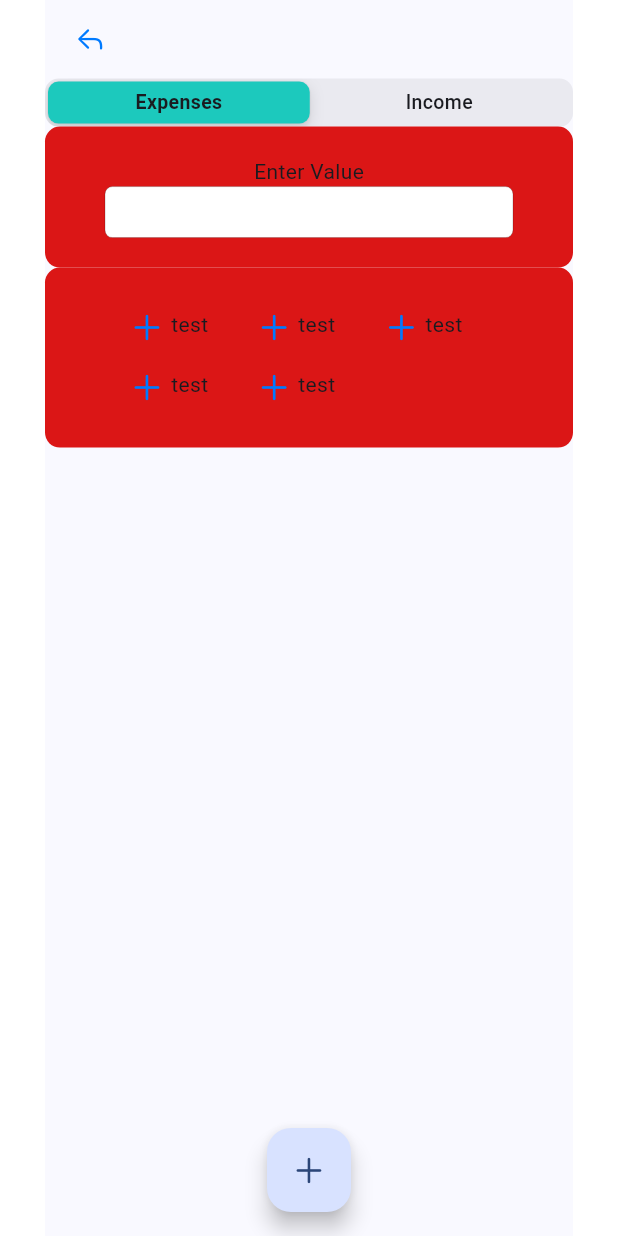
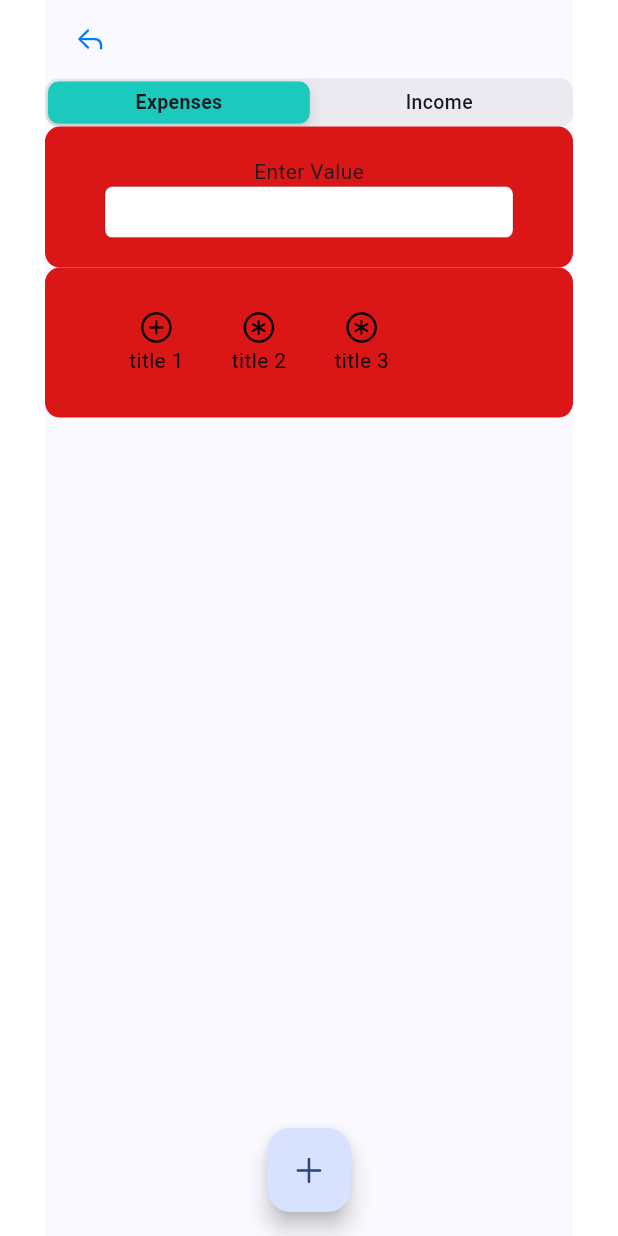
Before and after one commit to aliakseyNiaklesa/wallet, a Flutter app: the Add screen opened by its route, on a phone screen of 412 x 824 dp. Run offline on Flutter 3.47's test engine with Material 3 defaults, Android fonts, the phone set to English and light mode, and no system bars; our stand-ins replace flutter_riverpod, go_router.

Commit message:
Updated Add page

```diff
--- a/lib/src/entities/tag.dart
+++ /dev/null
@@ -1,36 +0,0 @@
-import 'package:flutter/cupertino.dart';
-import 'package:flutter/src/widgets/framework.dart';
-import 'package:flutter_riverpod/flutter_riverpod.dart';
-
-class Tag extends ConsumerWidget {
-  const Tag({super.key});
-
-  @override
-  Widget build(BuildContext context, WidgetRef ref) {
-    return GestureDetector(
-      onTap: () {
-        print('click');
-      },
-      child: Container(
-        margin: EdgeInsets.symmetric(horizontal: 8.0),
-        padding: EdgeInsets.all(8.0),
-        decoration: BoxDecoration(
-          // color: isSelected ? Colors.blue : Colors.grey[300],
-          borderRadius: BorderRadius.circular(16.0),
-        ),
-        child: Wrap(
-          children: [
-            Icon(CupertinoIcons.add),
-            SizedBox(width: 4.0),
-            Text(
-              'test',
-              // style: TextStyle(
-              //   color: isSelected ? Colors.white : Colors.black,
-              // ),
-            ),
-          ],
-        ),
-      ),
-    );
-  }
-}
--- /dev/null
+++ b/lib/src/entities/tag_widget.dart
@@ -0,0 +1,48 @@
+import 'package:flutter/cupertino.dart';
+import 'package:flutter_riverpod/flutter_riverpod.dart';
+import 'package:wallet/src/models/tag.dart';
+
+class TagWidget extends ConsumerWidget {
+  Tag tag;
+  VoidCallback onClick;
+
+  TagWidget(
+      {Key? key,
+      required this.tag,
+      required this.onClick})
+      : super(key: key);
+
+  @override
+  Widget build(BuildContext context, WidgetRef ref) {
+    return GestureDetector(
+      onTap: onClick,
+      child: Container(
+        margin: EdgeInsets.symmetric(horizontal: 8.0),
+        padding: EdgeInsets.all(8.0),
+        decoration: BoxDecoration(
+          // color: isSelected ? Colors.blue : Colors.grey[300],
+          borderRadius: BorderRadius.circular(16.0),
+        ),
+        child: Column(
+          children: [
+            Icon(
+              tag.icon,
+              color: tag.isSelected
+                  ? CupertinoColors.quaternarySystemFill
+                  : CupertinoColors.black,
+            ),
+            const SizedBox(width: 4.0),
+            Text(
+              tag.title,
+              style: TextStyle(
+                color: tag.isSelected
+                    ? CupertinoColors.quaternarySystemFill
+                    : CupertinoColors.black,
+              ),
+            ),
+          ],
+        ),
+      ),
+    );
+  }
+}
--- a/lib/src/features/expenses_categories.dart
+++ b/lib/src/features/expenses_categories.dart
@@ -1,26 +1,23 @@
 import 'package:flutter/cupertino.dart';
 import 'package:flutter_riverpod/flutter_riverpod.dart';
-import 'package:wallet/src/entities/tag.dart';
+import 'package:wallet/src/entities/tag_widget.dart';
+import 'package:wallet/src/models/tag.dart';
 
 class ExpensesCategories extends ConsumerWidget {
-  const ExpensesCategories({super.key});
+  List<TagWidget> tags;
+
+  ExpensesCategories({Key? key, required this.tags}) : super(key: key);
 
   @override
   Widget build(BuildContext context, WidgetRef ref) {
     return Container(
-      width:double.maxFinite,
+        width: double.maxFinite,
         decoration: BoxDecoration(
             borderRadius: BorderRadius.circular(10),
             color: Color.fromRGBO(219, 22, 22, 100)),
         padding: EdgeInsets.symmetric(horizontal: 40, vertical: 20),
         child: Wrap(
-          children: [
-            Tag(),
-            Tag(),
-            Tag(),
-            Tag(),
-            Tag(),
-          ],
+          children: tags,
         ));
   }
 }
--- a/lib/src/models/tag.dart
+++ b/lib/src/models/tag.dart
@@ -1,6 +1,9 @@
+import 'package:flutter/cupertino.dart';
+
 class Tag {
   String title;
-  String icon;
+  IconData icon;
+  bool isSelected;
 
-  Tag({required this.title, required this.icon});
+  Tag({required this.title, required this.icon, this.isSelected = false});
 }
--- a/lib/src/screens/add.dart
+++ b/lib/src/screens/add.dart
@@ -2,13 +2,17 @@ import 'package:flutter/cupertino.dart';
 import 'package:flutter/material.dart';
 import 'package:flutter_riverpod/flutter_riverpod.dart';
 import 'package:go_router/go_router.dart';
+import 'package:wallet/src/entities/tag_widget.dart';
 import 'package:wallet/src/features/expenses_categories.dart';
 import 'package:wallet/src/features/main_input.dart';
 import 'package:wallet/src/features/side_header.dart';
 import 'package:wallet/src/features/way_toggle.dart';
+import 'package:wallet/src/models/tag.dart';
 import 'package:wallet/src/services/budget.dart';
 import 'package:wallet/src/services/way.dart';
 
+
+// Add state ?
 class Add extends ConsumerWidget {
   final TextEditingController _controller = TextEditingController();
 
@@ -23,14 +27,33 @@ class Add extends ConsumerWidget {
   @override
   Widget build(BuildContext context, WidgetRef ref) {
     final way = ref.watch(wayProvider);
+    final List<Tag> tags = [
+      Tag(
+        title: 'title 1',
+        icon: CupertinoIcons.add_circled,
+      ),
+      Tag(title: 'title 2', icon: CupertinoIcons.asterisk_circle),
+      Tag(title: 'title 3', icon: CupertinoIcons.asterisk_circle)
+    ];
+
+    handleOnSelect(tag) {
+      tag.isSelected = true;
+    }
+
+    List<TagWidget> tagWidgets = tags
+        .map((tag) => TagWidget(tag: tag, onClick: () => handleOnSelect(tag)))
+        .toList();
+
     handleOnAdd() {
-      print(_controller.text);
-      if (way == WAY.income) {
-        ref.read(budgetProvider.notifier).add(int.parse(_controller.text));
-      } else {
-        ref.read(budgetProvider.notifier).remove(int.parse(_controller.text));
-      }
-      context.go('/');
+      tagWidgets.forEach((tag) {
+        print(tag.tag.isSelected.toString() + " - " + tag.tag.title);
+      });
+      // if (way == WAY.income) {
+      //   ref.read(budgetProvider.notifier).add(int.parse(_controller.text));
+      // } else {
+      //   ref.read(budgetProvider.notifier).remove(int.parse(_controller.text));
+      // }
+      // context.go('/');
     }
 
     return CupertinoPageScaffold(
@@ -51,7 +74,9 @@ class Add extends ConsumerWidget {
                 controller: _controller,
               ),
               way == WAY.expense
-                  ? ExpensesCategories()
+                  ? ExpensesCategories(
+                      tags: tagWidgets,
+                    )
                   : Text('Income Categories'),
             ],
           ),
```
